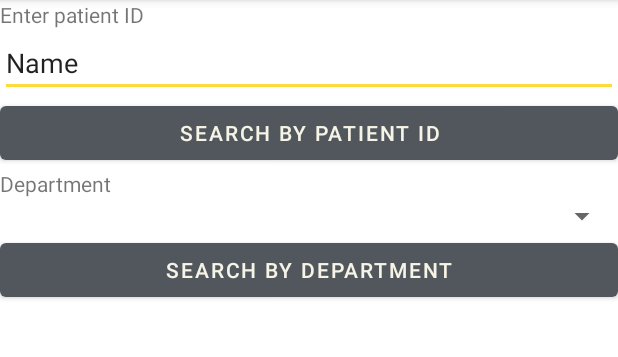
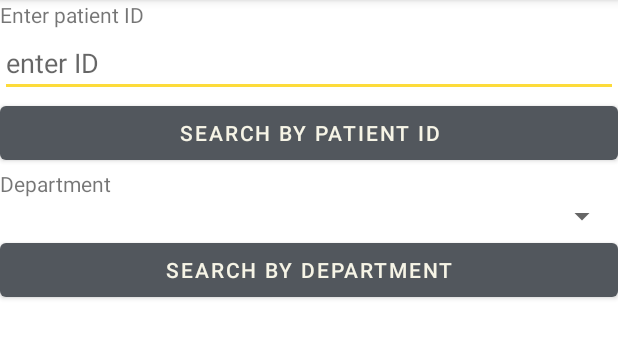
Before and after one commit to nameisko/ClinicalDataManagementAndroid, an Android app: the CaoActivitySearch screen opened directly, with no data from a screen before it, on a phone screen of 412 x 824 dp, the part 84-441 px from its top. Run offline under Robolectric (Android 15) with nearby library versions, the phone set to English and light mode, and no system bars; our stand-ins replace Room's generated code.

Commit message:
added-search tests by patient id

```diff
--- a/lushilab4/src/main/java/lushi/cao/s301011302/CaoActivitySearch.java
+++ b/lushilab4/src/main/java/lushi/cao/s301011302/CaoActivitySearch.java
@@ -1,14 +1,54 @@
 package lushi.cao.s301011302;
 
 import androidx.appcompat.app.AppCompatActivity;
+import androidx.lifecycle.Observer;
+import androidx.lifecycle.ViewModelProviders;
 
+import android.content.Context;
+import android.content.Intent;
+import android.content.SharedPreferences;
 import android.os.Bundle;
+import android.view.View;
+import android.widget.Button;
+import android.widget.EditText;
+import android.widget.Toast;
+
+import java.util.List;
+
+import lushi.cao.s301011302.fragment.LushiPatientFragment;
+import lushi.cao.s301011302.fragment.LushiTestFragment;
+import lushi.cao.s301011302.model.Test;
 
 public class CaoActivitySearch extends AppCompatActivity {
+
+    SharedPreferences sharedPref;
+    SharedPreferences.Editor sharedPrefEditor;
+    TestViewModel testViewModel;
+    Button searchByIdBtn;
+    Button searchByDeptBtn;
+    EditText idET;
+    Integer id;
+    String id2;
 
     @Override
     protected void onCreate(Bundle savedInstanceState) {
         super.onCreate(savedInstanceState);
         setContentView(R.layout.activity_cao_search);
+        sharedPref = getApplicationContext().getSharedPreferences("healthInfo", Context.MODE_PRIVATE);
+        sharedPrefEditor = sharedPref.edit();
+        testViewModel = ViewModelProviders.of(this).get(TestViewModel.class);
+
+        searchByIdBtn = findViewById(R.id.lushiSearchByIdBtn);
+        searchByIdBtn.setOnClickListener(new View.OnClickListener() {
+            @Override
+            public void onClick(View v) {
+                idET = findViewById(R.id.lushiSearchByIdET);
+                id = Integer.parseInt(idET.getText().toString());
+                sharedPrefEditor.putInt("patientId", id);
+                sharedPrefEditor.apply();
+                Intent intent = new Intent(getApplicationContext(), LushiTestFragment.class);
+                startActivity(intent);
+            }
+        });
     }
 }
--- a/lushilab4/src/main/java/lushi/cao/s301011302/CaoAddTest.java
+++ b/lushilab4/src/main/java/lushi/cao/s301011302/CaoAddTest.java
@@ -102,7 +102,7 @@ public class CaoAddTest extends AppCompatActivity {
                 testViewModel.insert(new Test(patientID, 80,
                         temperature, false, date));
                 sharedPrefEditor.putInt("patientId", patientID);
-                sharedPrefEditor.commit();
+                sharedPrefEditor.apply();
                 Intent intent = new Intent(getApplicationContext(), LushiTestFragment.class);
                 startActivity(intent);
             }
--- a/lushilab4/src/main/res/layout/activity_cao_search.xml
+++ b/lushilab4/src/main/res/layout/activity_cao_search.xml
@@ -15,14 +15,14 @@
         android:text="Enter patient ID" />
 
     <EditText
-        android:id="@+id/editTextTextPersonName3"
+        android:id="@+id/lushiSearchByIdET"
         android:layout_width="match_parent"
         android:layout_height="wrap_content"
         android:ems="10"
-        android:text="Name" />
+        android:hint="enter ID" />
 
     <Button
-        android:id="@+id/button2"
+        android:id="@+id/lushiSearchByIdBtn"
         android:layout_width="match_parent"
         android:layout_height="wrap_content"
         android:text="Search by patient ID" />
--- a/lushilab4/src/main/res/menu/menu.xml
+++ b/lushilab4/src/main/res/menu/menu.xml
@@ -1,7 +1,7 @@
 <menu xmlns:android="http://schemas.android.com/apk/res/android"
     xmlns:app="http://schemas.android.com/apk/res-auto">
     <item
-        android:id="@+id/lushiMenuSearch"
+        android:id="@+id/lushiMenuSearchBtn"
         android:orderInCategory="100"
         android:title="hi"
         android:icon="@drawable/searchicon"
```
Also changed, not shown: lushilab4/src/main/java/lushi/cao/s301011302/CaoActivityViewInformation.java (+5 -2 lines).
